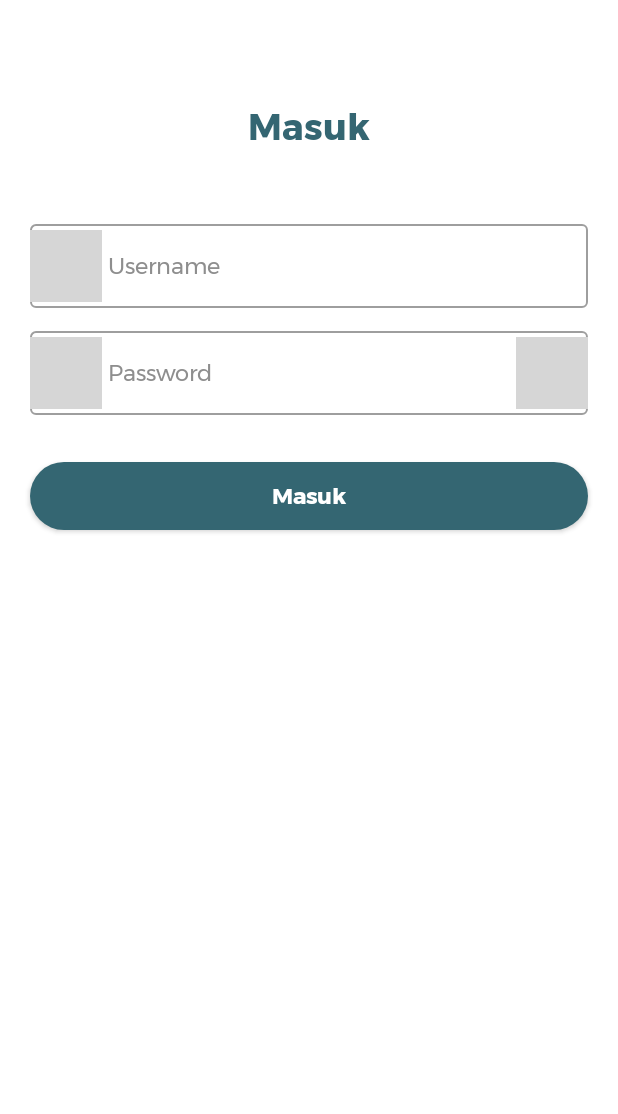
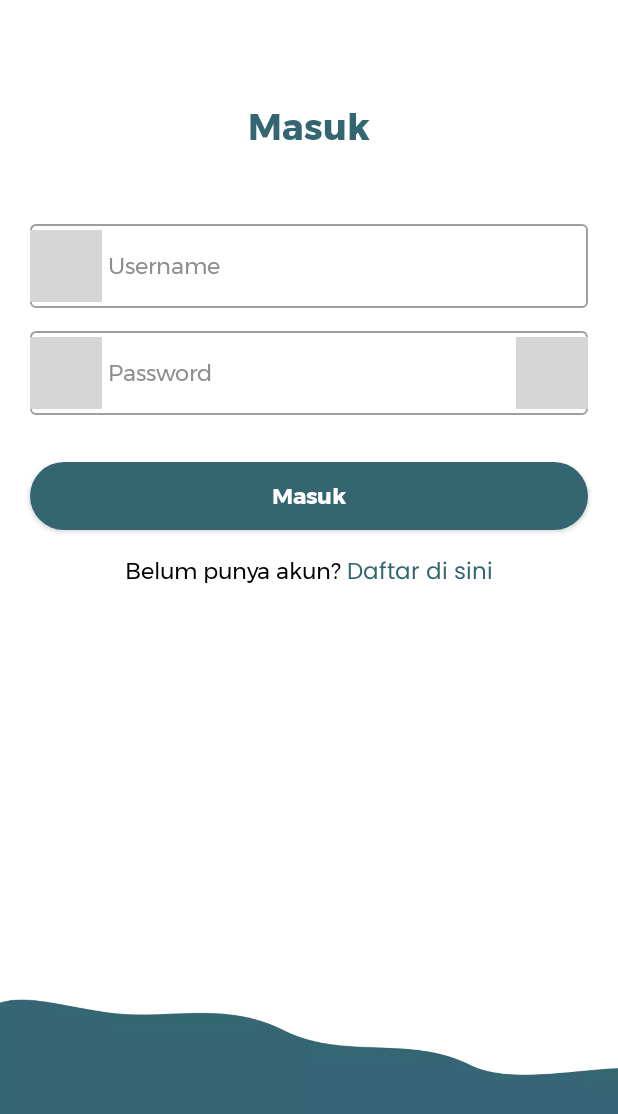
Before and after one commit to ajailani4/sea-judge-android, an Android app built with Jetpack Compose: the screen it shows after launch (MainActivity), after a tap on "Masuk", on a phone screen of 412 x 824 dp. Shown: the top 1114 px of the screen. Run offline under Robolectric (Android 15) with nearby library versions, the phone set to English and light mode, and no system bars; our stand-ins replace Dagger/Hilt's generated code, accompanist; libraries missing offline, so code that uses them is left out: compose.icons, compose.icons.evaicons; 3 statements that could not run were skipped; 1 other tap on this screen came first; grey boxes are pictures that could not be loaded.

Commit message:
Update LoginScreen

```diff
--- a/app/src/main/java/com/example/seajudge/ui/feature/login/LoginScreen.kt
+++ b/app/src/main/java/com/example/seajudge/ui/feature/login/LoginScreen.kt
@@ -1,25 +1,31 @@
 package com.example.seajudge.ui.feature.login
 
+import androidx.compose.foundation.Image
 import androidx.compose.foundation.layout.*
 import androidx.compose.foundation.rememberScrollState
 import androidx.compose.foundation.shape.CircleShape
+import androidx.compose.foundation.text.ClickableText
 import androidx.compose.foundation.text.KeyboardOptions
 import androidx.compose.foundation.verticalScroll
 import androidx.compose.material.*
 import androidx.compose.runtime.Composable
 import androidx.compose.ui.Alignment
-import androidx.compose.ui.Alignment.Companion.CenterHorizontally
 import androidx.compose.ui.Modifier
 import androidx.compose.ui.graphics.Color
+import androidx.compose.ui.res.painterResource
+import androidx.compose.ui.text.SpanStyle
 import androidx.compose.ui.text.TextStyle
+import androidx.compose.ui.text.buildAnnotatedString
 import androidx.compose.ui.text.font.FontWeight
 import androidx.compose.ui.text.input.KeyboardType
 import androidx.compose.ui.text.input.PasswordVisualTransformation
 import androidx.compose.ui.text.input.VisualTransformation
+import androidx.compose.ui.text.withStyle
 import androidx.compose.ui.unit.dp
 import androidx.compose.ui.unit.sp
 import androidx.hilt.navigation.compose.hiltViewModel
 import androidx.navigation.NavController
+import com.example.seajudge.R
 import com.example.seajudge.ui.theme.Grey
 import com.example.seajudge.ui.theme.Primary
 import com.example.seajudge.ui.theme.poppinsFamily
@@ -46,13 +52,15 @@ fun LoginScreen(
     Column(
         modifier = Modifier
             .fillMaxSize()
-            .padding(horizontal = 20.dp)
             .verticalScroll(rememberScrollState()),
+        verticalArrangement = Arrangement.SpaceBetween
+    ) {
+        Column(
+            modifier = Modifier.padding(horizontal = 20.dp),
+            horizontalAlignment = Alignment.CenterHorizontally
         ) {
             Text(
-            modifier = Modifier
-                .align(CenterHorizontally)
-                .padding(top = 70.dp),
+                modifier = Modifier.padding(top = 70.dp),
                 text = "Masuk",
                 color = Primary,
                 fontWeight = FontWeight.Bold,
@@ -128,9 +136,7 @@ fun LoginScreen(
             )
             Spacer(modifier = Modifier.height(30.dp))
             Button(
-            modifier = Modifier
-                .fillMaxWidth()
-                .padding(bottom = 20.dp),
+                modifier = Modifier.fillMaxWidth(),
                 shape = CircleShape,
                 colors = ButtonDefaults.buttonColors(backgroundColor = Primary),
                 onClick = { /*TODO*/ }
@@ -143,5 +149,30 @@ fun LoginScreen(
                     style = MaterialTheme.typography.subtitle1
                 )
             }
+            Spacer(modifier = Modifier.height(15.dp))
+            ClickableText(
+                text = buildAnnotatedString {
+                    append("Belum punya akun? ")
+
+                    withStyle(
+                        style = SpanStyle(
+                            color = Primary,
+                            fontFamily = poppinsFamily,
+                            fontSize = 15.sp
+                        )
+                    ) {
+                        append("Daftar di sini")
+                    }
+                },
+                style = MaterialTheme.typography.subtitle1,
+                onClick = {}
+            )
+        }
+        Spacer(modifier = Modifier.height(20.dp))
+        Image(
+            modifier = Modifier.fillMaxWidth(),
+            painter = painterResource(id = R.drawable.img_wave),
+            contentDescription = "Wave illustration"
+        )
     }
 }
```
Also changed, not shown: app/src/main/res/drawable/img_wave.webp (added). Lines whose indentation alone changed are shown as unchanged.
